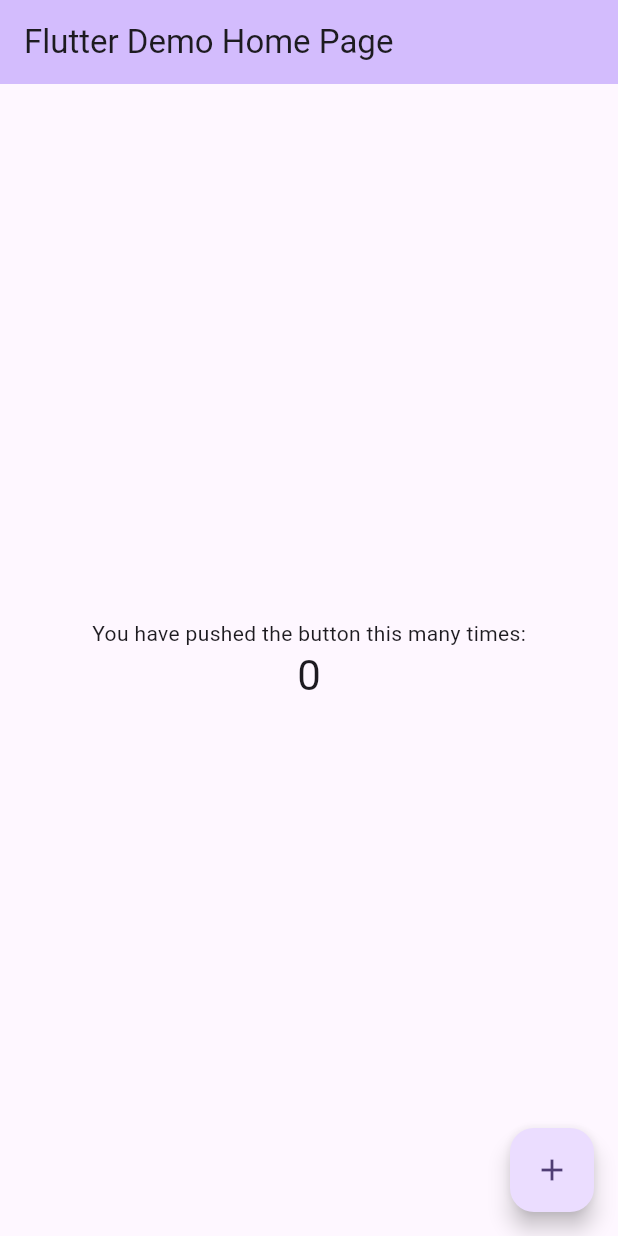
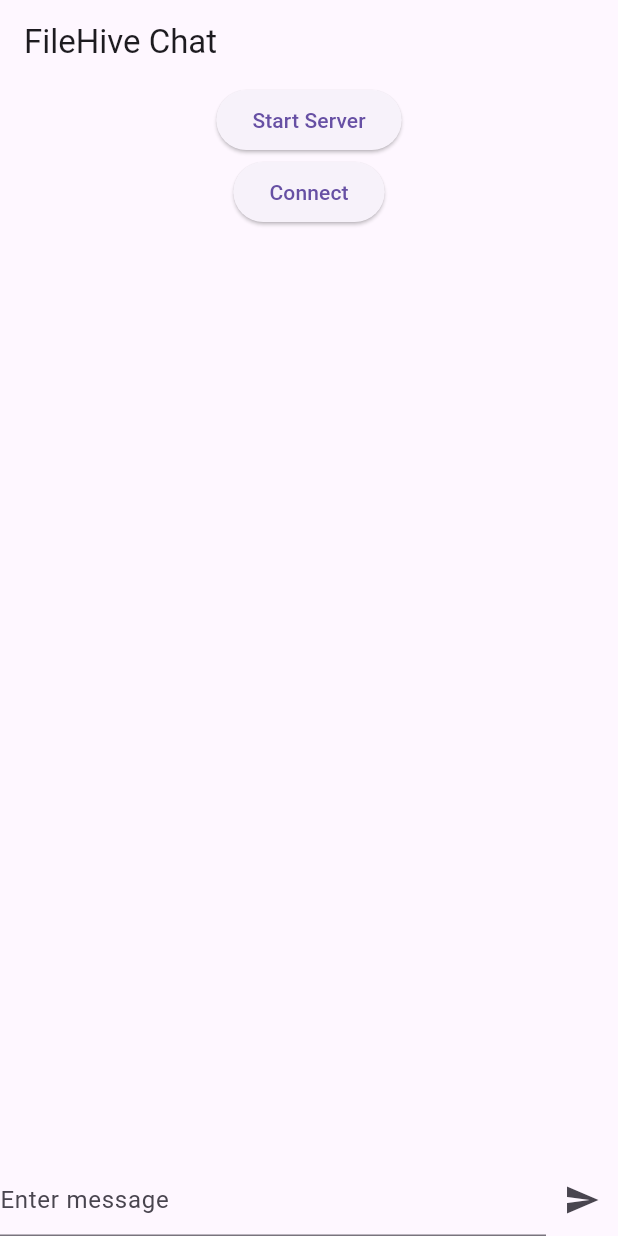
Before and after one commit to File-Verse/FileHive, a Flutter app: the screen it shows after launch, on a phone screen of 412 x 824 dp. Run offline on Flutter 3.47's test engine with Material 3 defaults, Android fonts, the light colour scheme and no system bars.

Commit message:
Initial commit

```diff
--- a/lib/main.dart
+++ b/lib/main.dart
@@ -1,121 +1,132 @@
+import 'dart:io';
+import 'dart:convert';
 import 'package:flutter/material.dart';
 
 void main() {
-  runApp(const MyApp());
+  runApp(MyApp());
 }
 
 class MyApp extends StatelessWidget {
-  const MyApp({super.key});
-
-  // This widget is the root of your application.
   @override
   Widget build(BuildContext context) {
     return MaterialApp(
-      title: 'Flutter Demo',
-      theme: ThemeData(
-        // This is the theme of your application.
-        //
-        // TRY THIS: Try running your application with "flutter run". You'll see
-        // the application has a purple toolbar. Then, without quitting the app,
-        // try changing the seedColor in the colorScheme below to Colors.green
-        // and then invoke "hot reload" (save your changes or press the "hot
-        // reload" button in a Flutter-supported IDE, or press "r" if you used
-        // the command line to start the app).
-        //
-        // Notice that the counter didn't reset back to zero; the application
-        // state is not lost during the reload. To reset the state, use hot
-        // restart instead.
-        //
-        // This works for code too, not just values: Most code changes can be
-        // tested with just a hot reload.
-        colorScheme: .fromSeed(seedColor: Colors.deepPurple),
-      ),
-      home: const MyHomePage(title: 'Flutter Demo Home Page'),
+      home: HomeScreen(),
     );
   }
 }
 
-class MyHomePage extends StatefulWidget {
-  const MyHomePage({super.key, required this.title});
-
-  // This widget is the home page of your application. It is stateful, meaning
-  // that it has a State object (defined below) that contains fields that affect
-  // how it looks.
-
-  // This class is the configuration for the state. It holds the values (in this
-  // case the title) provided by the parent (in this case the App widget) and
-  // used by the build method of the State. Fields in a Widget subclass are
-  // always marked "final".
-
-  final String title;
-
+class HomeScreen extends StatefulWidget {
   @override
-  State<MyHomePage> createState() => _MyHomePageState();
+  _HomeScreenState createState() => _HomeScreenState();
 }
 
-class _MyHomePageState extends State<MyHomePage> {
-  int _counter = 0;
+class _HomeScreenState extends State<HomeScreen> {
+  ServerSocket? server;
+  Socket? socket;
+  List<String> messages = [];
+  TextEditingController controller = TextEditingController();
 
-  void _incrementCounter() {
-    setState(() {
-      // This call to setState tells the Flutter framework that something has
-      // changed in this State, which causes it to rerun the build method below
-      // so that the display can reflect the updated values. If we changed
-      // _counter without calling setState(), then the build method would not be
-      // called again, and so nothing would appear to happen.
-      _counter++;
-    });
+  // 🔹 START SERVER
+  void startServer() async {
+    try {
+      server = await ServerSocket.bind(InternetAddress.anyIPv4, 3000);
+
+      setState(() {
+        messages.add("Server started");
+      });
+
+      server!.listen((client) {
+        socket = client;
+
+        client.listen((data) {
+          String msg = utf8.decode(data);
+          setState(() {
+            messages.add("Client: $msg");
+          });
+        });
+      });
+    } catch (e) {
+      setState(() {
+        messages.add("Server Error");
+      });
+    }
+  }
+
+  // 🔹 CONNECT TO SERVER
+  void connectToServer() async {
+    try {
+      socket = await Socket.connect("10.66.212.46", 3000)
+          .timeout(Duration(seconds: 5));
+
+      setState(() {
+        messages.add("Connected to server");
+      });
+
+      socket!.listen((data) {
+        String msg = utf8.decode(data);
+        setState(() {
+          messages.add("Server: $msg");
+        });
+      });
+    } catch (e) {
+      setState(() {
+        messages.add("Connection Failed");
+      });
+    }
+  }
+
+  // 🔹 SEND MESSAGE
+  void sendMessage() {
+    if (socket != null && controller.text.isNotEmpty) {
+      socket!.write(controller.text);
+
+      setState(() {
+        messages.add("Me: ${controller.text}");
+      });
+
+      controller.clear();
+    }
   }
 
   @override
   Widget build(BuildContext context) {
-    // This method is rerun every time setState is called, for instance as done
-    // by the _incrementCounter method above.
-    //
-    // The Flutter framework has been optimized to make rerunning build methods
-    // fast, so that you can just rebuild anything that needs updating rather
-    // than having to individually change instances of widgets.
     return Scaffold(
-      appBar: AppBar(
-        // TRY THIS: Try changing the color here to a specific color (to
-        // Colors.amber, perhaps?) and trigger a hot reload to see the AppBar
-        // change color while the other colors stay the same.
-        backgroundColor: Theme.of(context).colorScheme.inversePrimary,
-        // Here we take the value from the MyHomePage object that was created by
-        // the App.build method, and use it to set our appbar title.
-        title: Text(widget.title),
-      ),
-      body: Center(
-        // Center is a layout widget. It takes a single child and positions it
-        // in the middle of the parent.
-        child: Column(
-          // Column is also a layout widget. It takes a list of children and
-          // arranges them vertically. By default, it sizes itself to fit its
-          // children horizontally, and tries to be as tall as its parent.
-          //
-          // Column has various properties to control how it sizes itself and
-          // how it positions its children. Here we use mainAxisAlignment to
-          // center the children vertically; the main axis here is the vertical
-          // axis because Columns are vertical (the cross axis would be
-          // horizontal).
-          //
-          // TRY THIS: Invoke "debug painting" (choose the "Toggle Debug Paint"
-          // action in the IDE, or press "p" in the console), to see the
-          // wireframe for each widget.
-          mainAxisAlignment: .center,
-          children: [
-            const Text('You have pushed the button this many times:'),
-            Text(
-              '$_counter',
-              style: Theme.of(context).textTheme.headlineMedium,
+      appBar: AppBar(title: Text("FileHive Chat")),
+      body: Column(
+        children: [
+          ElevatedButton(
+            onPressed: startServer,
+            child: Text("Start Server"),
+          ),
+
+          ElevatedButton(
+            onPressed: connectToServer,
+            child: Text("Connect"),
+          ),
+
+          Expanded(
+            child: ListView(
+              children: messages
+                  .map((msg) => ListTile(title: Text(msg)))
+                  .toList(),
             ),
-          ],
-        ),
-      ),
-      floatingActionButton: FloatingActionButton(
-        onPressed: _incrementCounter,
-        tooltip: 'Increment',
-        child: const Icon(Icons.add),
+          ),
+
+          Row(
+            children: [
+              Expanded(
+                child: TextField(
+                  controller: controller,
+                  decoration: InputDecoration(hintText: "Enter message"),
+                ),
+              ),
+              IconButton(
+                icon: Icon(Icons.send),
+                onPressed: sendMessage,
+              )
+            ],
+          )
+        ],
       ),
     );
   }
```
Also changed, not shown: 1 other file.
